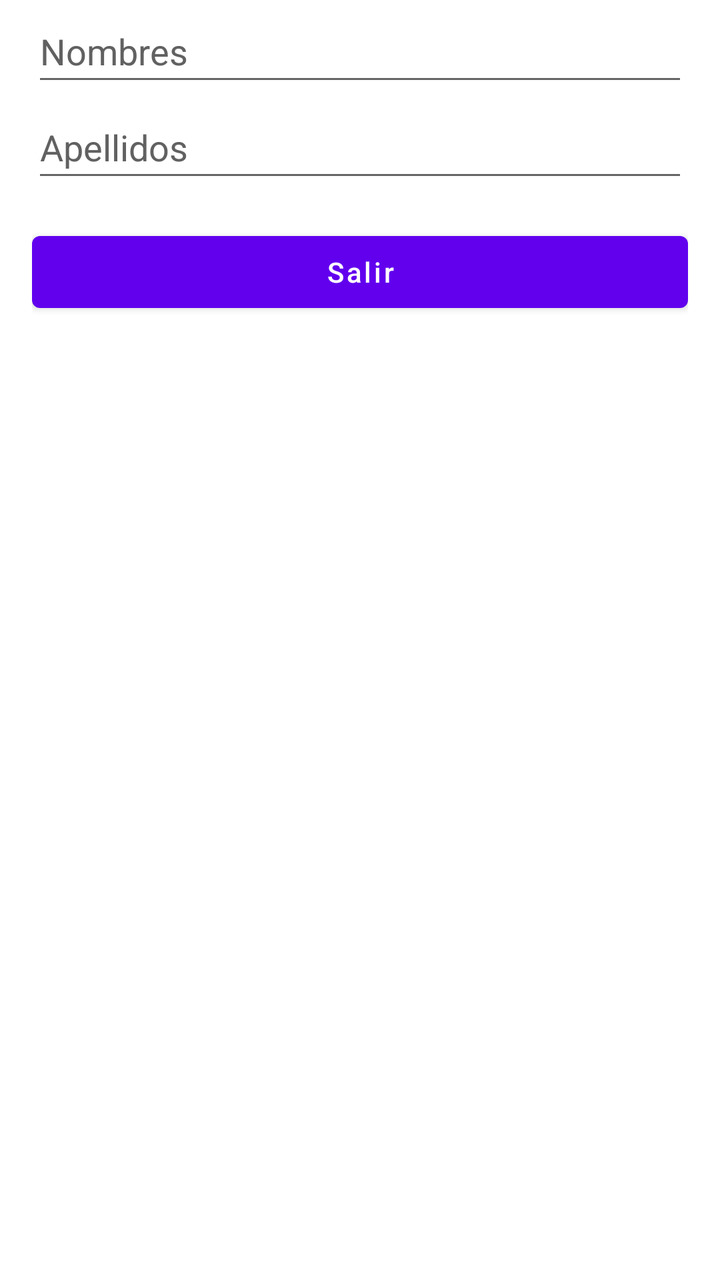
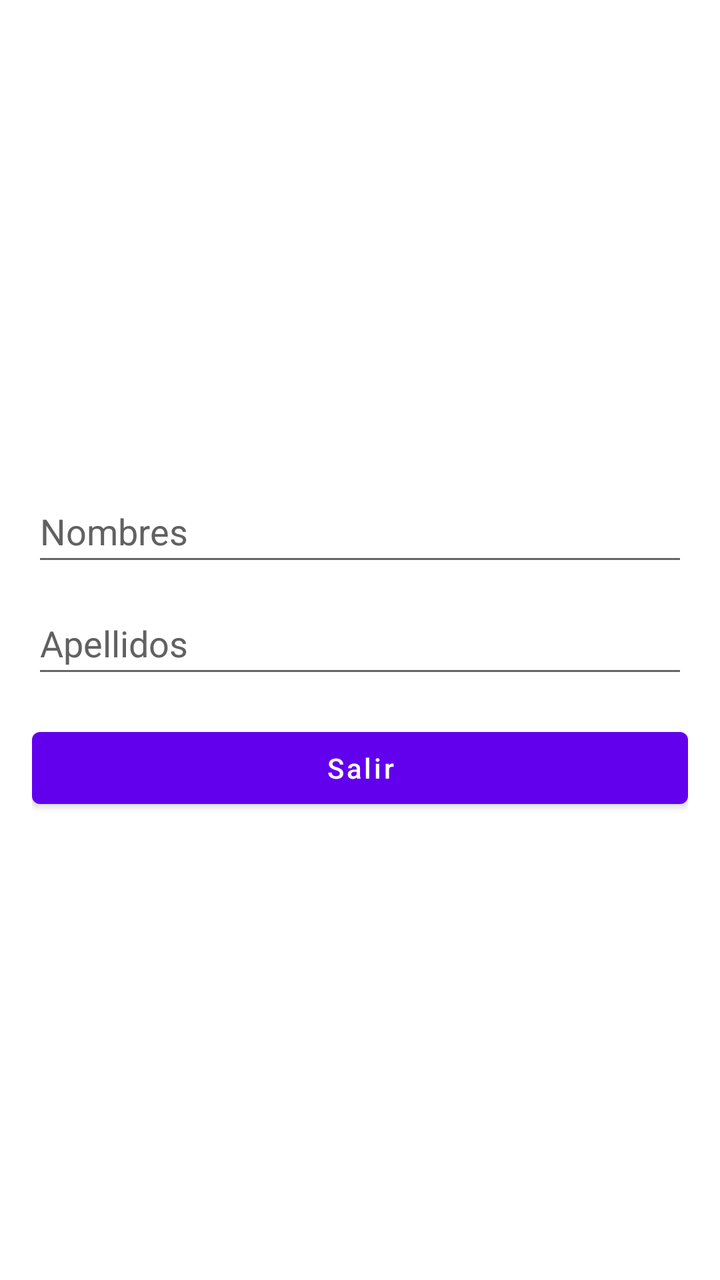

Two renders of the same Android screen: before a commit and after it. Below are the layout's source before the change and the commit's diff.
<!-- AndroidManifest.xml: application theme Theme.Guia6 -->
<!-- res/layout/activity_relative_layout.xml -->
<?xml version="1.0" encoding="utf-8"?>
<androidx.constraintlayout.widget.ConstraintLayout xmlns:android="http://schemas.android.com/apk/res/android"
    xmlns:tools="http://schemas.android.com/tools"
    android:id="@+id/main"
    android:layout_width="match_parent"
    android:layout_height="match_parent"
    tools:context=".RelativeLayout">

    <RelativeLayout
        android:layout_width="match_parent"
        android:layout_height="match_parent"
        android:paddingHorizontal="16dp"
        tools:layout_editor_absoluteX="-16dp"
        tools:layout_editor_absoluteY="88dp">

        <EditText
            android:id="@+id/input_nombre"
            android:layout_width="match_parent"
            android:layout_height="wrap_content"
            android:layout_alignParentStart="true"
            android:layout_alignParentTop="true"
            android:autofillHints="personName"
            android:ems="10"
            android:hint="@string/nombres"
            android:inputType="textPersonName"
            android:minHeight="48dp"
            android:textColor="@android:color/black"
            android:textColorHint="#616161" />

        <EditText
            android:id="@+id/input_apellido"
            android:layout_width="match_parent"
            android:layout_height="wrap_content"
            android:layout_below="@+id/input_nombre"
            android:layout_alignParentStart="true"
            android:autofillHints="personFamilyName"
            android:ems="10"
            android:hint="@string/apellidos"
            android:inputType="textPersonName"
            android:minHeight="48dp"
            android:textColor="@android:color/black"
            android:textColorHint="#616161" />

        <Button
            android:id="@+id/btnSalir"
            android:layout_width="match_parent"
            android:layout_height="wrap_content"
            android:layout_below="@+id/input_apellido"
            android:layout_alignParentStart="true"
            android:layout_marginTop="16dp"
            android:minHeight="48dp"
            android:text="@string/salir"
            android:textAllCaps="false" />

    </RelativeLayout>

</androidx.constraintlayout.widget.ConstraintLayout>
<!-- resources referenced by this layout -->
<resources>
  <string name="apellidos">Apellidos</string>
  <string name="nombres">Nombres</string>
  <string name="salir">Salir</string>
  <style name="Theme.Guia6" parent="Base.Theme.Guia6" />
  <style name="Base.Theme.Guia6" parent="Theme.MaterialComponents.DayNight.DarkActionBar">
          <item name="colorPrimary">@color/purple_500</item>
          <item name="colorPrimaryVariant">@color/purple_700</item>
          <item name="colorOnPrimary">@color/white</item>
          <item name="colorSecondary">@color/teal_200</item>
          <item name="colorSecondaryVariant">@color/teal_700</item>
          <item name="colorOnSecondary">@color/black</item>
          <item name="android:statusBarColor">?attr/colorPrimaryVariant</item>
      </style>
  <color name="purple_500">#FF6200EE</color>
  <color name="purple_700">#FF3700B3</color>
  <color name="white">#FFFFFFFF</color>
  <color name="teal_200">#FF03DAC5</color>
  <color name="teal_700">#FF018786</color>
  <color name="black">#FF000000</color>
</resources>

<!-- the commit's change to res/layout/activity_relative_layout.xml (unified diff, before → after) -->
@@ -1,5 +1,6 @@
 <?xml version="1.0" encoding="utf-8"?>
 <androidx.constraintlayout.widget.ConstraintLayout xmlns:android="http://schemas.android.com/apk/res/android"
+    xmlns:app="http://schemas.android.com/apk/res-auto"
     xmlns:tools="http://schemas.android.com/tools"
     android:id="@+id/main"
     android:layout_width="match_parent"
@@ -7,18 +8,22 @@
     tools:context=".RelativeLayout">
 
     <RelativeLayout
-        android:layout_width="match_parent"
-        android:layout_height="match_parent"
+        android:layout_width="0dp"
+        android:layout_height="0dp"
         android:paddingHorizontal="16dp"
-        tools:layout_editor_absoluteX="-16dp"
-        tools:layout_editor_absoluteY="88dp">
+        app:layout_constraintBottom_toBottomOf="parent"
+        app:layout_constraintEnd_toEndOf="parent"
+        app:layout_constraintStart_toStartOf="parent"
+        app:layout_constraintTop_toTopOf="parent">
 
         <EditText
             android:id="@+id/input_nombre"
             android:layout_width="match_parent"
             android:layout_height="wrap_content"
+            android:layout_above="@id/input_apellido"
             android:layout_alignParentStart="true"
-            android:layout_alignParentTop="true"
+            android:layout_alignParentEnd="true"
+            android:layout_marginBottom="8dp"
             android:autofillHints="personName"
             android:ems="10"
             android:hint="@string/nombres"
@@ -31,8 +36,9 @@
             android:id="@+id/input_apellido"
             android:layout_width="match_parent"
             android:layout_height="wrap_content"
-            android:layout_below="@+id/input_nombre"
             android:layout_alignParentStart="true"
+            android:layout_alignParentEnd="true"
+            android:layout_centerInParent="true"
             android:autofillHints="personFamilyName"
             android:ems="10"
             android:hint="@string/apellidos"
@@ -47,6 +53,7 @@
             android:layout_height="wrap_content"
             android:layout_below="@+id/input_apellido"
             android:layout_alignParentStart="true"
+            android:layout_alignParentEnd="true"
             android:layout_marginTop="16dp"
             android:minHeight="48dp"
             android:text="@string/salir"
